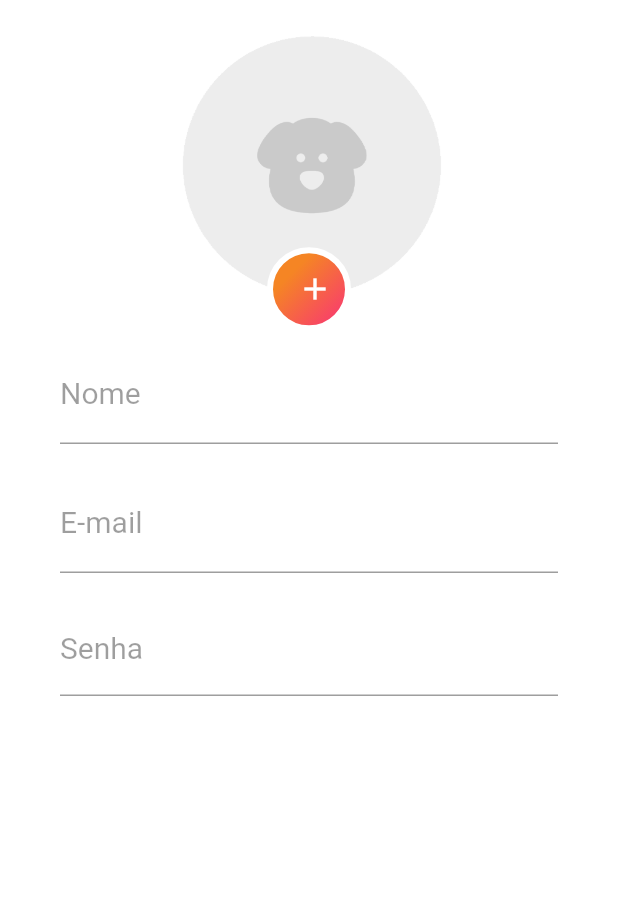
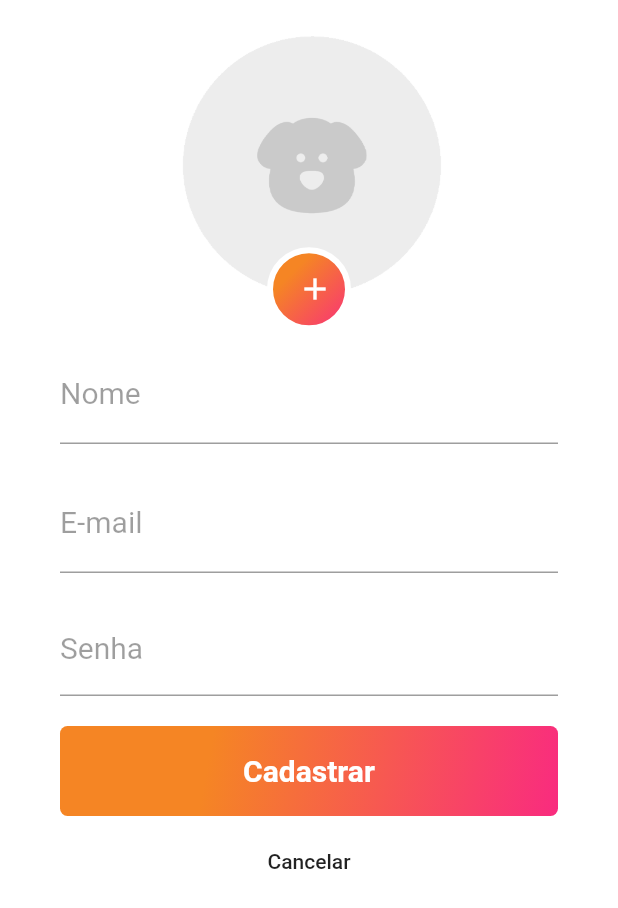
Before and after one commit to andersonbaldissarelli/flutter-example, a Flutter app: the SignupPage screen opened directly, on a phone screen of 412 x 824 dp. Shown: the top 908 px of the screen. Run offline on Flutter 3.47's test engine with Material 2 defaults, Android fonts, the phone set to English and light mode, and no system bars.

Commit message:
adding a new "register" button in signup_page.dart and ending the application

```diff
--- a/login_screen_1/lib/pages/signup_page.dart
+++ b/login_screen_1/lib/pages/signup_page.dart
@@ -102,6 +102,52 @@ class SignupPage extends StatelessWidget {
             SizedBox(
               height: 20,
             ),
+            Container(
+              height: 60,
+              alignment: Alignment.centerLeft,
+              decoration: BoxDecoration(
+                gradient: LinearGradient(
+                  begin: Alignment.topLeft,
+                  end: Alignment.bottomRight,
+                  stops: [0.3, 1],
+                  colors: [
+                    Color(0xFFF58524),
+                    Color(0xFFF92B7F),
+                  ],
+                ),
+                borderRadius: BorderRadius.all(
+                  Radius.circular(5),
+                ),
+              ),
+              child: SizedBox.expand(
+                child: FlatButton(
+                  child: Text(
+                    "Cadastrar",
+                    style: TextStyle(
+                      fontWeight: FontWeight.bold,
+                      color: Colors.white,
+                      fontSize: 20,
+                    ),
+                    textAlign: TextAlign.center,
+                  ),
+                  onPressed: () {},
+                ),
+              ),
+            ),
+            SizedBox(
+              height: 10,
+            ),
+            Container(
+              height: 40,
+              alignment: Alignment.center,
+              child: FlatButton(
+                child: Text(
+                  "Cancelar",
+                  textAlign: TextAlign.center,
+                ),
+                onPressed: () => Navigator.pop(context, false),
+              ),
+            ),
           ],
         ),
       ),
```
